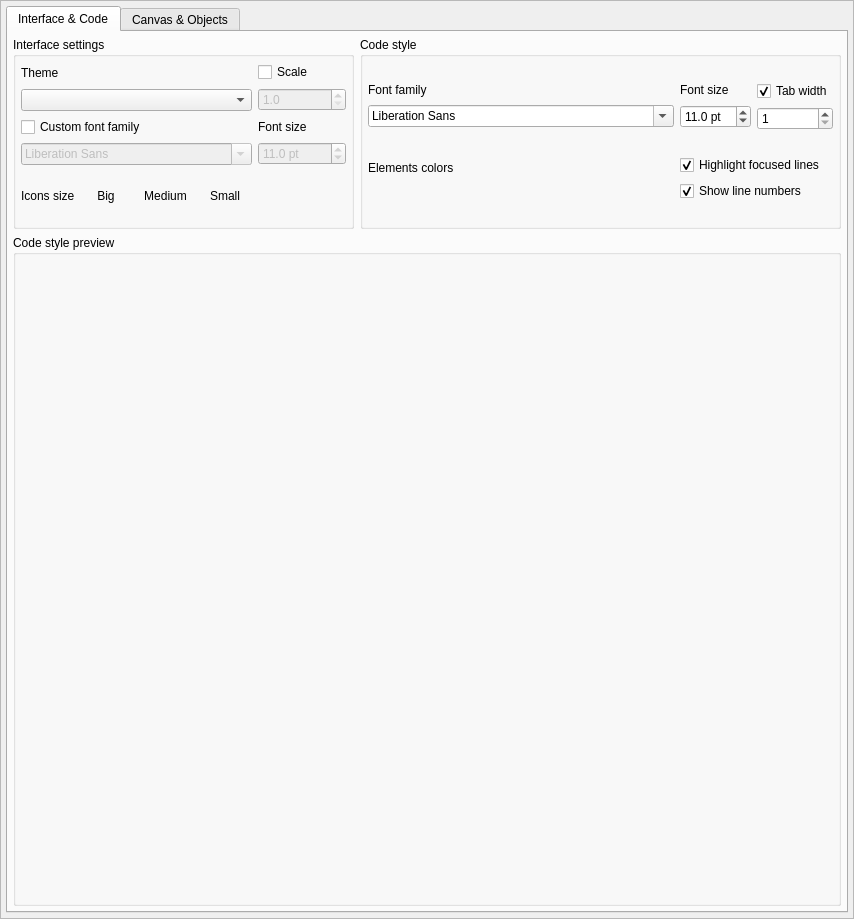
First picture: the form in libs/libgui/ui/settings/appearanceconfigwidget.ui, repository maniac787/pgmodeler, before the edit.
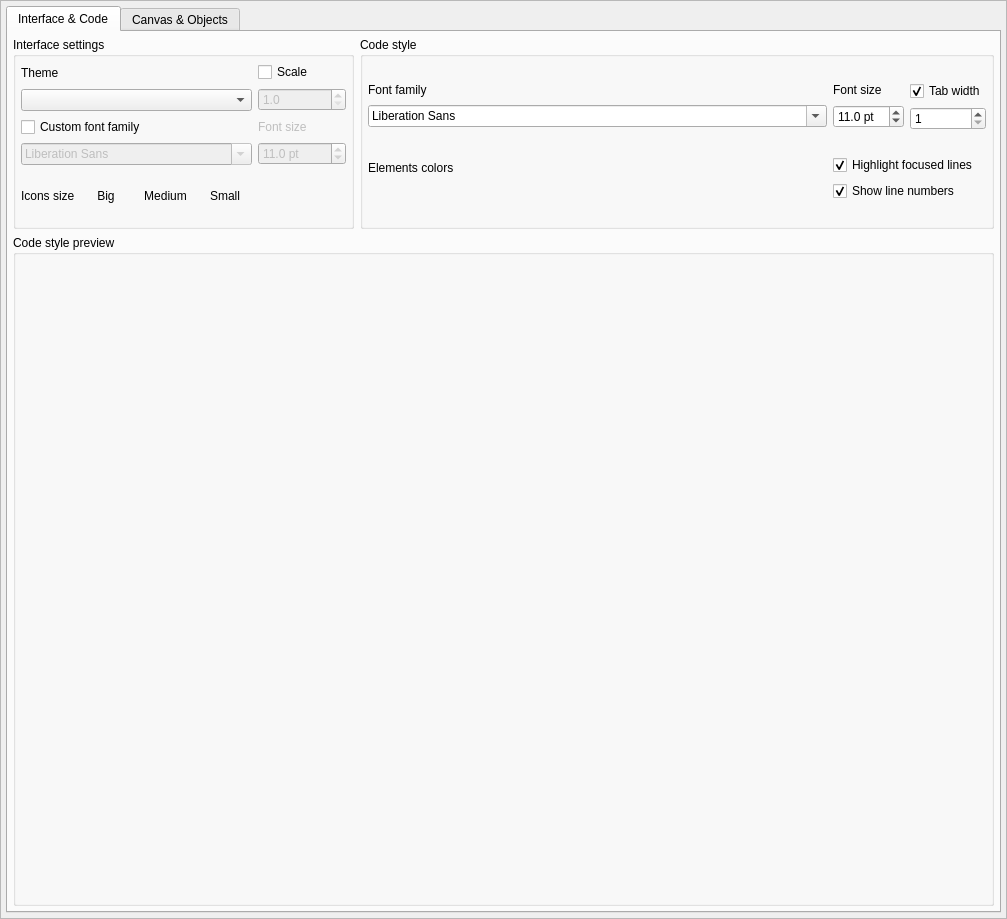
Second picture: the form after the edit. Icons and pictures are not drawn.

Commit message: Implement custom UI font persistence in appearance settings

What changed in the file:
```diff
--- a/libs/libgui/ui/settings/appearanceconfigwidget.ui
+++ b/libs/libgui/ui/settings/appearanceconfigwidget.ui
@@ -6,7 +6,7 @@
    <rect>
     <x>0</x>
     <y>0</y>
-    <width>854</width>
+    <width>1007</width>
     <height>919</height>
    </rect>
   </property>
@@ -386,6 +386,9 @@
               <layout class="QVBoxLayout" name="verticalLayout_25">
                <item>
                 <widget class="QLabel" name="ui_font_size_lbl">
+                 <property name="enabled">
+                  <bool>false</bool>
+                 </property>
                  <property name="sizePolicy">
                   <sizepolicy hsizetype="Preferred" vsizetype="Preferred">
                    <horstretch>0</horstretch>
```
The commit also changes 2 other files.
